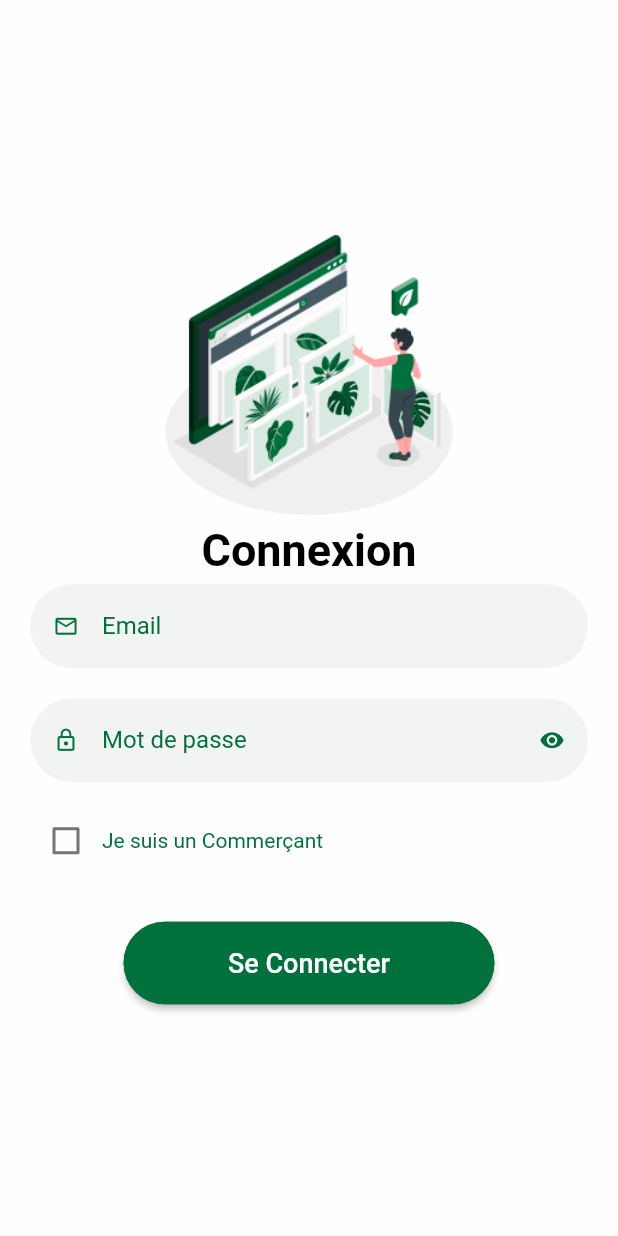
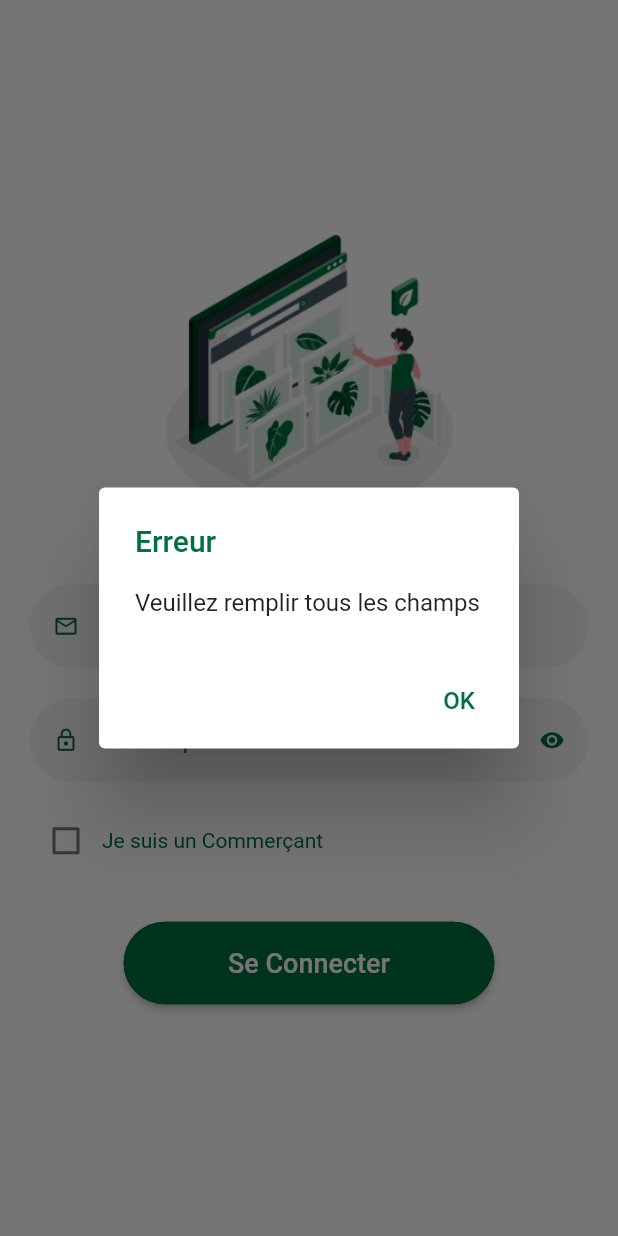
Before and after one commit to Chiraz32/Mini-Project-Chajrti, a Flutter app: the screen it shows after launch, after a tap on "Se Connecter", on a phone screen of 412 x 824 dp. Run offline on Flutter 3.47's test engine with Material 2 defaults, Android fonts, the light colour scheme and no system bars; Roboto replaces fonts that are missing (Poppins-Medium.ttf, Roboto-Light.ttf).

Commit message:
log in page done 2

```diff
--- a/lib/Screens/login.dart
+++ b/lib/Screens/login.dart
@@ -15,8 +15,11 @@ class LoginPage extends StatefulWidget {
 }
 
 class _LoginPageState extends State<LoginPage> {
-  bool isClient = false;
+  bool isSeller = false;
   bool _obscureText = true;
+
+  TextEditingController _email = new TextEditingController();
+  TextEditingController _password = new TextEditingController();
 
   @override
   Widget build(BuildContext context) {
@@ -56,6 +59,7 @@ class _LoginPageState extends State<LoginPage> {
                     height: 5,
                   ),
                   TextField(
+                    controller: _email,
                     showCursor: true,
                     decoration: InputDecoration(
                       border: OutlineInputBorder(
@@ -90,6 +94,7 @@ class _LoginPageState extends State<LoginPage> {
                     height: 20,
                   ),
                   TextField(
+                    controller: _password,
                     obscureText: _obscureText,
                     enableSuggestions: false,
                     autocorrect: false,
@@ -108,9 +113,11 @@ class _LoginPageState extends State<LoginPage> {
                         color: mainGreen,
                         size: defaultIconSize,
                       ),
-                      suffixIcon:IconButton(
-                          icon : Icon(
-                            _obscureText ? Icons.remove_red_eye : Icons.remove_red_eye_outlined,
+                      suffixIcon: IconButton(
+                        icon: Icon(
+                          _obscureText
+                              ? Icons.remove_red_eye
+                              : Icons.remove_red_eye_outlined,
                           color: mainGreen,
                           size: defaultIconSize,
                         ),
@@ -122,7 +129,6 @@ class _LoginPageState extends State<LoginPage> {
                           });
                         },
                       ),
-
                       fillColor: lighterGreen,
                       hintStyle: TextStyle(
                         color: mainGreen,
@@ -148,10 +154,10 @@ class _LoginPageState extends State<LoginPage> {
                       Row(
                         children: <Widget>[
                           Checkbox(
-                            value: isClient,
+                            value: isSeller,
                             onChanged: (bool? value) {
                               setState(() {
-                                isClient = value!;
+                                isSeller = value!;
                               });
                             },
                             activeColor: mainGreen,
@@ -189,7 +195,49 @@ class _LoginPageState extends State<LoginPage> {
                         backgroundColor:
                             MaterialStateProperty.all<Color>(mainGreen),
                       ),
-                      onPressed: () {},
+                      onPressed: () {
+                        //print in output console the email and password
+                        print(_email.text);
+                        print(_password.text);
+                        if (_email.text == "" || _password.text == "") {
+                          showDialog(
+                            context: context,
+                            builder: (BuildContext context) {
+                              return AlertDialog(
+                                title: Text("Erreur",
+                                    style: TextStyle(
+                                        color: mainGreen,
+                                        fontFamily: defaultFontFamily,
+                                        fontSize: 20)),
+                                content:
+                                    Text("Veuillez remplir tous les champs"),
+                                actions: [
+                                  TextButton(
+                                    child: Text("OK",
+                                        style: TextStyle(
+                                            color: mainGreen,
+                                            fontFamily: defaultFontFamily,
+                                            fontSize: 16)),
+                                    onPressed: () {
+                                      Navigator.of(context).pop();
+                                    },
+                                  ),
+                                ],
+                              );
+                            },
+                          );
+                        } else {
+                          if (isSeller) {
+                            setState(() {
+                              Navigator.pushNamed(context, '/ProductList_Seller');
+                            });
+                          } else {
+                            setState(() {
+                              Navigator.pushNamed(context, '/ProductList_Client');
+                            });
+                          }
+                        }
+                      },
                       child: Text(
                         "Se Connecter",
                         style: TextStyle(
```
Lines whose indentation alone changed are shown as unchanged.
